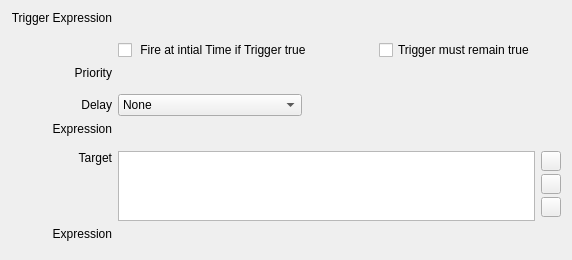
Old version of the form copasi/UI/CQEventWidget1.ui in the repository copasi/COPASI.
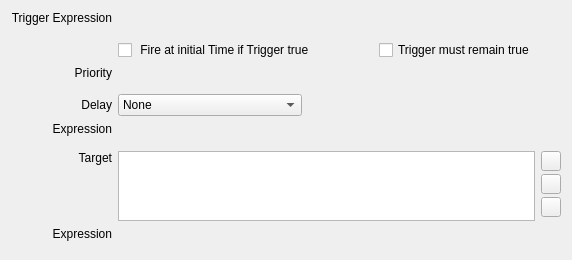
New version of the form. Custom widgets are drawn as their Qt base class.

Commit message:
Fix typo in event GUI
"intial" to "initial"

```diff
--- a/copasi/UI/CQEventWidget1.ui
+++ b/copasi/UI/CQEventWidget1.ui
@@ -75,7 +75,7 @@
    <item row="1" column="1">
     <widget class="QCheckBox" name="mpFireAtInitialTime">
      <property name="text">
-      <string> Fire at intial Time if Trigger true</string>
+      <string> Fire at initial Time if Trigger true</string>
      </property>
     </widget>
    </item>
```
